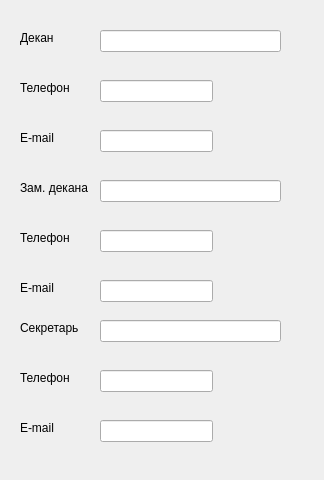
Before: the Qt Designer form dekan_contact.ui in BagrKonstantin/nti_contest_alfa, drawn with Qt 5.
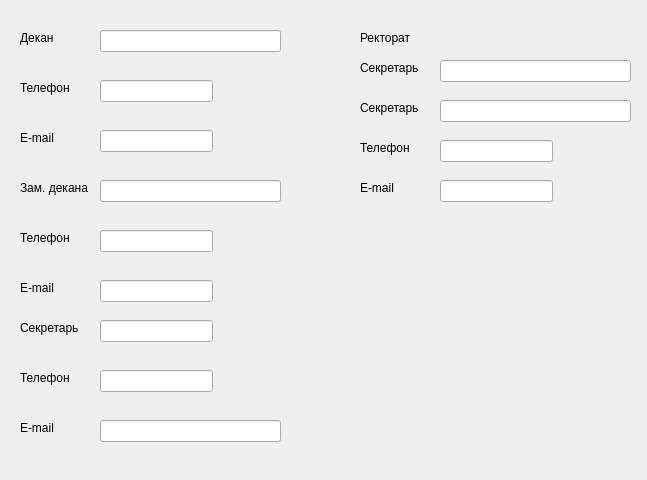
After: the same form once the commit is applied.

Patch:
```diff
--- a/dekan_contact.ui
+++ b/dekan_contact.ui
@@ -6,7 +6,7 @@
    <rect>
     <x>0</x>
     <y>0</y>
-    <width>324</width>
+    <width>647</width>
     <height>480</height>
    </rect>
   </property>
@@ -186,7 +186,7 @@
    <property name="geometry">
     <rect>
      <x>100</x>
-     <y>370</y>
+     <y>320</y>
      <width>113</width>
      <height>22</height>
     </rect>
@@ -212,7 +212,7 @@
    <property name="geometry">
     <rect>
      <x>100</x>
-     <y>420</y>
+     <y>370</y>
      <width>113</width>
      <height>22</height>
     </rect>
@@ -238,7 +238,7 @@
    <property name="geometry">
     <rect>
      <x>100</x>
-     <y>320</y>
+     <y>420</y>
      <width>181</width>
      <height>22</height>
     </rect>
@@ -247,6 +247,123 @@
     <bool>true</bool>
    </property>
   </widget>
+  <widget class="QLabel" name="label_10">
+   <property name="geometry">
+    <rect>
+     <x>360</x>
+     <y>30</y>
+     <width>55</width>
+     <height>16</height>
+    </rect>
+   </property>
+   <property name="text">
+    <string>Ректорат</string>
+   </property>
+  </widget>
+  <widget class="QLineEdit" name="lineEdit_10">
+   <property name="geometry">
+    <rect>
+     <x>440</x>
+     <y>60</y>
+     <width>191</width>
+     <height>22</height>
+    </rect>
+   </property>
+   <property name="readOnly">
+    <bool>true</bool>
+   </property>
+  </widget>
+  <widget class="QLabel" name="label_11">
+   <property name="geometry">
+    <rect>
+     <x>360</x>
+     <y>60</y>
+     <width>71</width>
+     <height>16</height>
+    </rect>
+   </property>
+   <property name="text">
+    <string>Секретарь</string>
+   </property>
+  </widget>
+  <widget class="QLineEdit" name="lineEdit_11">
+   <property name="geometry">
+    <rect>
+     <x>440</x>
+     <y>100</y>
+     <width>191</width>
+     <height>22</height>
+    </rect>
+   </property>
+   <property name="readOnly">
+    <bool>true</bool>
+   </property>
+  </widget>
+  <widget class="QLabel" name="label_12">
+   <property name="geometry">
+    <rect>
+     <x>360</x>
+     <y>100</y>
+     <width>71</width>
+     <height>16</height>
+    </rect>
+   </property>
+   <property name="text">
+    <string>Секретарь</string>
+   </property>
+  </widget>
+  <widget class="QLabel" name="label_13">
+   <property name="geometry">
+    <rect>
+     <x>360</x>
+     <y>140</y>
+     <width>55</width>
+     <height>16</height>
+    </rect>
+   </property>
+   <property name="text">
+    <string>Телефон</string>
+   </property>
+  </widget>
+  <widget class="QLineEdit" name="lineEdit_12">
+   <property name="geometry">
+    <rect>
+     <x>440</x>
+     <y>140</y>
+     <width>113</width>
+     <height>22</height>
+    </rect>
+   </property>
+   <property name="readOnly">
+    <bool>true</bool>
+   </property>
+  </widget>
+  <widget class="QLabel" name="label_14">
+   <property name="geometry">
+    <rect>
+     <x>360</x>
+     <y>180</y>
+     <width>55</width>
+     <height>16</height>
+    </rect>
+   </property>
+   <property name="text">
+    <string>E-mail</string>
+   </property>
+  </widget>
+  <widget class="QLineEdit" name="lineEdit_13">
+   <property name="geometry">
+    <rect>
+     <x>440</x>
+     <y>180</y>
+     <width>113</width>
+     <height>22</height>
+    </rect>
+   </property>
+   <property name="readOnly">
+    <bool>true</bool>
+   </property>
+  </widget>
  </widget>
  <resources/>
  <connections/>
```
